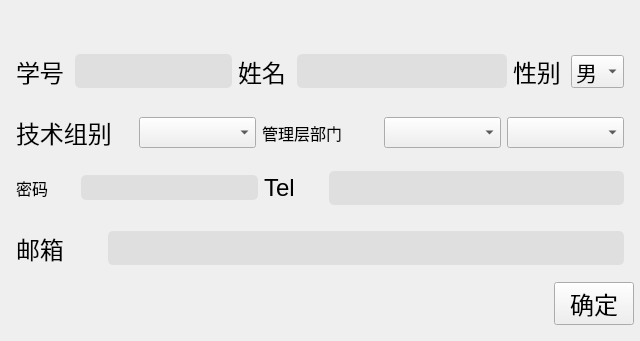
Above: extension/CXX/addMembers/Form.ui from soulde/A.I.R before the change. Below: the same form after it.
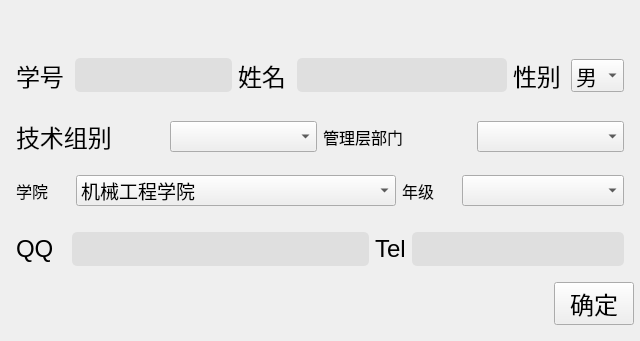
That is the form after the change. Icons and pictures are not drawn.

What changed in the file:
```diff
--- a/extension/CXX/addMembers/Form.ui
+++ b/extension/CXX/addMembers/Form.ui
@@ -315,19 +315,10 @@
        </property>
       </widget>
      </item>
-     <item>
-      <widget class="QComboBox" name="adminComboBox">
-       <property name="font">
-        <font>
-         <pointsize>14</pointsize>
-        </font>
-       </property>
-      </widget>
-     </item>
     </layout>
    </item>
    <item>
-    <layout class="QHBoxLayout" name="horizontalLayout_4" stretch="1,3,1,5">
+    <layout class="QHBoxLayout" name="horizontalLayout_4" stretch="1,3,1,3">
      <property name="leftMargin">
       <number>10</number>
      </property>
@@ -343,12 +334,168 @@
      <item>
       <widget class="QLabel" name="label_3">
        <property name="text">
-        <string>密码</string>
+        <string>学院</string>
        </property>
       </widget>
      </item>
      <item>
-      <widget class="QLineEdit" name="passwdLineEdit"/>
+      <widget class="QComboBox" name="schoolComboBox">
+       <property name="font">
+        <font>
+         <pointsize>14</pointsize>
+        </font>
+       </property>
+       <item>
+        <property name="text">
+         <string>机械工程学院</string>
+        </property>
+       </item>
+       <item>
+        <property name="text">
+         <string>化学与化工学院</string>
+        </property>
+       </item>
+       <item>
+        <property name="text">
+         <string>电子工程与光电技术学院</string>
+        </property>
+       </item>
+       <item>
+        <property name="text">
+         <string>计算机科学与工程/人工智能学院</string>
+        </property>
+       </item>
+       <item>
+        <property name="text">
+         <string>经济管理学院</string>
+        </property>
+       </item>
+       <item>
+        <property name="text">
+         <string>能源与动力学院</string>
+        </property>
+       </item>
+       <item>
+        <property name="text">
+         <string>自动化学院</string>
+        </property>
+       </item>
+       <item>
+        <property name="text">
+         <string>理学院</string>
+        </property>
+       </item>
+       <item>
+        <property name="text">
+         <string>外国语学院</string>
+        </property>
+       </item>
+       <item>
+        <property name="text">
+         <string>公共事务学院</string>
+        </property>
+       </item>
+       <item>
+        <property name="text">
+         <string>马克思主义学院</string>
+        </property>
+       </item>
+       <item>
+        <property name="text">
+         <string>材料科学与工程学院/格莱特研究院</string>
+        </property>
+       </item>
+       <item>
+        <property name="text">
+         <string>环境与生物工程学院</string>
+        </property>
+       </item>
+       <item>
+        <property name="text">
+         <string>设计艺术与传媒学院</string>
+        </property>
+       </item>
+       <item>
+        <property name="text">
+         <string>知识产权学院</string>
+        </property>
+       </item>
+       <item>
+        <property name="text">
+         <string>钱学森学院</string>
+        </property>
+       </item>
+       <item>
+        <property name="text">
+         <string>中法工程师学院</string>
+        </property>
+       </item>
+       <item>
+        <property name="text">
+         <string/>
+        </property>
+       </item>
+      </widget>
+     </item>
+     <item>
+      <widget class="QLabel" name="label_9">
+       <property name="text">
+        <string>年级</string>
+       </property>
+      </widget>
+     </item>
+     <item>
+      <widget class="QComboBox" name="gradeComboBox">
+       <property name="font">
+        <font>
+         <pointsize>14</pointsize>
+        </font>
+       </property>
+      </widget>
+     </item>
+    </layout>
+   </item>
+   <item>
+    <layout class="QHBoxLayout" name="horizontalLayout_2" stretch="1,6,0,0">
+     <property name="leftMargin">
+      <number>10</number>
+     </property>
+     <property name="topMargin">
+      <number>10</number>
+     </property>
+     <property name="rightMargin">
+      <number>10</number>
+     </property>
+     <property name="bottomMargin">
+      <number>10</number>
+     </property>
+     <item>
+      <widget class="QLabel" name="label_4">
+       <property name="font">
+        <font>
+         <pointsize>18</pointsize>
+         <italic>false</italic>
+         <bold>false</bold>
+        </font>
+       </property>
+       <property name="text">
+        <string>QQ</string>
+       </property>
+      </widget>
+     </item>
+     <item>
+      <widget class="QLineEdit" name="QQLineEdit">
+       <property name="font">
+        <font>
+         <pointsize>18</pointsize>
+         <italic>false</italic>
+         <bold>false</bold>
+        </font>
+       </property>
+       <property name="text">
+        <string/>
+       </property>
+      </widget>
      </item>
      <item>
       <widget class="QLabel" name="label_6">
@@ -380,50 +527,6 @@
      </item>
     </layout>
    </item>
-   <item>
-    <layout class="QHBoxLayout" name="horizontalLayout_2" stretch="1,6">
-     <property name="leftMargin">
-      <number>10</number>
-     </property>
-     <property name="topMargin">
-      <number>10</number>
-     </property>
-     <property name="rightMargin">
-      <number>10</number>
-     </property>
-     <property name="bottomMargin">
-      <number>10</number>
-     </property>
-     <item>
-      <widget class="QLabel" name="label_4">
-       <property name="font">
-        <font>
-         <pointsize>18</pointsize>
-         <italic>false</italic>
-         <bold>false</bold>
-        </font>
-       </property>
-       <property name="text">
-        <string>邮箱</string>
-       </property>
-      </widget>
-     </item>
-     <item>
-      <widget class="QLineEdit" name="mailLineEdit">
-       <property name="font">
-        <font>
-         <pointsize>18</pointsize>
-         <italic>false</italic>
-         <bold>false</bold>
-        </font>
-       </property>
-       <property name="text">
-        <string/>
-       </property>
-      </widget>
-     </item>
-    </layout>
-   </item>
    <item>
     <layout class="QHBoxLayout" name="horizontalLayout_6">
      <property name="topMargin">
```
